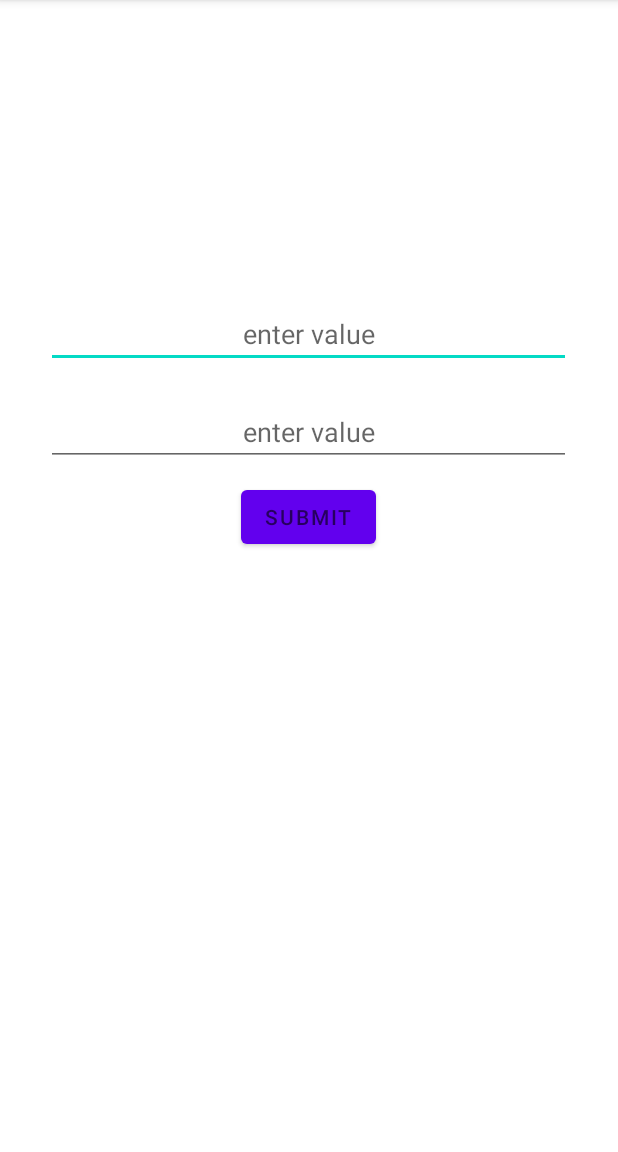
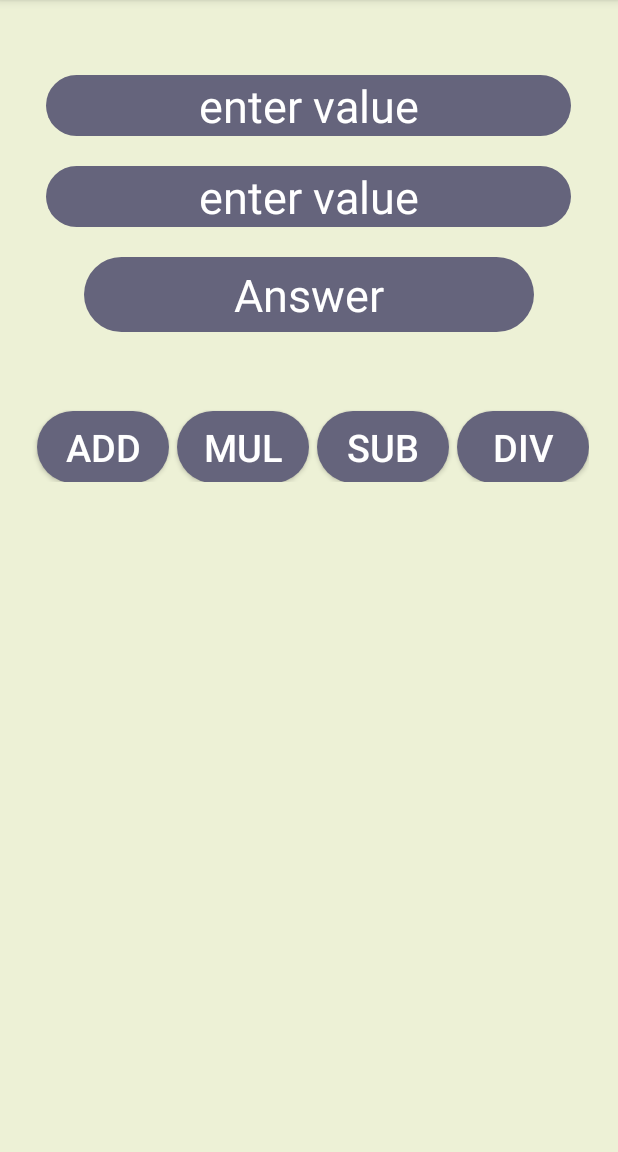
Before and after one commit to parthjc/Android, an Android app: the activity_AdditionApp screen opened directly, with no data from a screen before it, on a phone screen of 412 x 824 dp, the part 84-1236 px from its top. Run offline under Robolectric (Android 15) with nearby library versions, the phone set to English and light mode, and no system bars.

Commit message:
Add files via upload

```diff
--- a/MyApplication/app/src/main/java/com/example/myapplication/activity_AdditionApp.java
+++ b/MyApplication/app/src/main/java/com/example/myapplication/activity_AdditionApp.java
@@ -6,12 +6,16 @@ import android.os.Bundle;
 import android.view.View;
 import android.widget.Button;
 import android.widget.EditText;
+import android.widget.TextView;
 import android.widget.Toast;
 
 public class activity_AdditionApp extends AppCompatActivity {
 
-    EditText value1,value2;
-    Button button;
+    EditText value1, value2;
+    Button button, button_mul, button_sub, button_div;
+    TextView ans;
+
+
     @Override
     protected void onCreate(Bundle savedInstanceState) {
         super.onCreate(savedInstanceState);
@@ -19,17 +23,100 @@ public class activity_AdditionApp extends AppCompatActivity {
 
         value1 = findViewById(R.id.value1);
         value2 = findViewById(R.id.value2);
-       button = findViewById(R.id.button);
+        button = findViewById(R.id.button_add);
+        button_mul = findViewById(R.id.button_mul);
+        button_sub = findViewById(R.id.button_sub);
+        button_div = findViewById(R.id.button_div);
+        ans = findViewById(R.id.answer);
 
         button.setOnClickListener(new View.OnClickListener() {
             @Override
             public void onClick(View view) {
+
+                if (value1.getText().toString().length() > 0 && value2.getText().toString().length() > 0) {
                     int n1 = Integer.parseInt(value1.getText().toString());
                     int n2 = Integer.parseInt(value2.getText().toString());
                     int sum = n1 + n2;
-               Toast.makeText(activity_AdditionApp.this, "Answer:-> " +sum, Toast.LENGTH_LONG).show();
+                    ans.setText("Answer " + sum);
+                    Toast.makeText(activity_AdditionApp.this, "Answer:-> " + sum, Toast.LENGTH_LONG).show();
+                } else {
+
+                    Toast.makeText(activity_AdditionApp.this, "INVALID VALUE!!! ", Toast.LENGTH_LONG).show();
+
                 }
+
+
+            }
+
         });
 
+
+        button_mul.setOnClickListener(new View.OnClickListener() {
+            @Override
+            public void onClick(View view) {
+
+                if (value1.getText().toString().length() > 0 && value2.getText().toString().length() > 0) {
+                    int n1 = Integer.parseInt(value1.getText().toString());
+                    int n2 = Integer.parseInt(value2.getText().toString());
+                    int mul = n1 * n2;
+                    ans.setText("Answer " + mul);
+                    Toast.makeText(activity_AdditionApp.this, "Answer:-> " + mul, Toast.LENGTH_LONG).show();
+                } else {
+
+                    Toast.makeText(activity_AdditionApp.this, "INVALID VALUE!!! ", Toast.LENGTH_LONG).show();
+
                 }
+
+
             }
+
+        });
+
+
+        button_sub.setOnClickListener(new View.OnClickListener() {
+            @Override
+            public void onClick(View view) {
+
+                if (value1.getText().toString().length() > 0 && value2.getText().toString().length() > 0) {
+                    int n1 = Integer.parseInt(value1.getText().toString());
+                    int n2 = Integer.parseInt(value2.getText().toString());
+                    int sub = n1 - n2;
+                    ans.setText("Answer " + sub);
+                    Toast.makeText(activity_AdditionApp.this, "Answer:-> " + sub, Toast.LENGTH_LONG).show();
+                } else {
+
+                    Toast.makeText(activity_AdditionApp.this, "INVALID VALUE!!! ", Toast.LENGTH_LONG).show();
+
+                }
+
+
+            }
+
+        });
+
+
+        button_div.setOnClickListener(new View.OnClickListener() {
+            @Override
+            public void onClick(View view) {
+
+                if (value1.getText().toString().length() > 0 && value2.getText().toString().length() > 0) {
+                    int n1 = Integer.parseInt(value1.getText().toString());
+                    int n2 = Integer.parseInt(value2.getText().toString());
+                    int div = n1 / n2;
+                    ans.setText("Answer " + div);
+                    Toast.makeText(activity_AdditionApp.this, "Answer:-> " + div, Toast.LENGTH_LONG).show();
+                } else {
+
+                    Toast.makeText(activity_AdditionApp.this, "INVALID VALUE!!! ", Toast.LENGTH_LONG).show();
+
+                }
+
+
+            }
+
+        });
+
+
+    }
+
+}
--- a/MyApplication/app/src/main/java/com/example/myapplication/activity_forward_arrow.java
+++ b/MyApplication/app/src/main/java/com/example/myapplication/activity_forward_arrow.java
@@ -45,5 +45,7 @@ public class activity_forward_arrow extends AppCompatActivity {
         Toast.makeText(this, "" + back, Toast.LENGTH_SHORT).show();
 
 
+
+
     }
 }
--- a/MyApplication/app/src/main/java/com/example/myapplication/activity_singup.java
+++ b/MyApplication/app/src/main/java/com/example/myapplication/activity_singup.java
@@ -3,7 +3,6 @@ package com.example.myapplication;
 import androidx.appcompat.app.AppCompatActivity;
 
 import android.os.Bundle;
-
 public class activity_singup extends AppCompatActivity {
 
     @Override
--- a/MyApplication/app/src/main/res/layout/activity_addition_app.xml
+++ b/MyApplication/app/src/main/res/layout/activity_addition_app.xml
@@ -6,6 +6,8 @@
     android:layout_width="match_parent"
     android:layout_height="match_parent"
     android:orientation="vertical"
+    android:background="#EDF1D6"
+    android:layout_gravity="center"
     tools:context=".activity_AdditionApp">
 
     <EditText
@@ -13,26 +15,100 @@
         android:layout_width="350dp"
         android:layout_height="wrap_content"
         android:hint="enter value"
+        android:textColorHint="@color/white"
         android:gravity="center"
         android:layout_gravity="center"
-        android:layout_marginTop="200dp"/>
+        android:textSize="30sp"
+        android:layout_marginTop="50dp"
+        android:background="@drawable/button_calc"
+        />
 
     <EditText
         android:id="@+id/value2"
         android:layout_width="350dp"
         android:layout_height="wrap_content"
         android:hint="enter value"
+        android:textColorHint="@color/white"
         android:gravity="center"
         android:layout_gravity="center"
-        android:layout_marginTop="20dp"/>
+        android:textSize="30sp"
+        android:layout_marginTop="20dp"
+        android:background="@drawable/button_calc"
+        />
 
-      <Button
-          android:id="@+id/button"
-          android:layout_width="wrap_content"
-          android:layout_height="wrap_content"
-          android:layout_gravity="center"
-          android:gravity="center"
-          android:hint="SUBMIT"
-          android:layout_marginTop="10dp"/>
+    <TextView
+        android:id="@+id/answer"
+        android:layout_width="300dp"
+        android:layout_height="50dp"
+        android:hint="Answer"
+        android:textColorHint="@color/white"
+        android:textSize="30sp"
+        android:gravity="center"
+        android:layout_gravity="center"
+        android:layout_marginTop="20dp"
+        android:background="@drawable/button_calc"
+        />
+
+    <LinearLayout
+        android:layout_width="wrap_content"
+        android:layout_height="wrap_content"
+        android:orientation="horizontal"
+        android:layout_gravity="center_horizontal"
+        android:layout_marginTop="50dp">
+
+        <androidx.appcompat.widget.AppCompatButton
+            android:id="@+id/button_add"
+            android:layout_width="wrap_content"
+            android:layout_height="match_parent"
+            android:layout_gravity="center"
+            android:gravity="center"
+            android:hint="ADD"
+            android:textColorHint="@color/white"
+            android:textSize="25sp"
+            android:background="@drawable/button_calc"
+            android:layout_marginTop="2dp"
+            android:layout_marginLeft="5dp"/>
+
+        <androidx.appcompat.widget.AppCompatButton
+            android:id="@+id/button_mul"
+            android:layout_width="wrap_content"
+            android:layout_height="match_parent"
+            android:layout_gravity="center"
+            android:gravity="center"
+            android:hint="MUL"
+            android:textColorHint="@color/white"
+            android:textSize="25sp"
+            android:background="@drawable/button_calc"
+            android:layout_marginTop="2dp"
+            android:layout_marginLeft="5dp"/>
+        <androidx.appcompat.widget.AppCompatButton
+            android:id="@+id/button_sub"
+            android:layout_width="wrap_content"
+            android:layout_height="match_parent"
+            android:layout_gravity="center"
+            android:gravity="center"
+            android:hint="SUB"
+            android:textColorHint="@color/white"
+            android:textSize="25sp"
+            android:background="@drawable/button_calc"
+            android:layout_marginTop="2dp"
+            android:layout_marginLeft="5dp"/>
+        <androidx.appcompat.widget.AppCompatButton
+            android:id="@+id/button_div"
+            android:layout_width="wrap_content"
+            android:layout_height="match_parent"
+            android:layout_gravity="center"
+            android:gravity="center"
+            android:hint="DIV"
+            android:textColorHint="@color/white"
+            android:textSize="25sp"
+            android:background="@drawable/button_calc"
+            android:layout_marginTop="2dp"
+            android:layout_marginLeft="5dp"/>
+
+
+
+    </LinearLayout>
+
 
 </LinearLayout>
--- /dev/null
+++ b/MyApplication/app/src/main/res/values-land/dimens.xml
@@ -0,0 +1,3 @@
+<resources>
+      <dimen name="fab_margin">48dp</dimen>
+   </resources>
--- /dev/null
+++ b/MyApplication/app/src/main/res/values-w1240dp/dimens.xml
@@ -0,0 +1,3 @@
+<resources>
+      <dimen name="fab_margin">200dp</dimen>
+   </resources>
--- /dev/null
+++ b/MyApplication/app/src/main/res/values-w600dp/dimens.xml
@@ -0,0 +1,3 @@
+<resources>
+      <dimen name="fab_margin">48dp</dimen>
+   </resources>
--- /dev/null
+++ b/MyApplication/app/src/main/res/values/dimens.xml
@@ -0,0 +1,3 @@
+<resources>
+      <dimen name="fab_margin">16dp</dimen>
+   </resources>
```
Also changed, not shown: MyApplication/app/src/main/java/com/example/myapplication/activity_intent.java (added, +144 -0 lines), MyApplication/app/src/main/res/layout/activity_alldatatype.xml (+0 -7 lines), MyApplication/app/src/main/res/layout/activity_intent.xml (added, +129 -0 lines), MyApplication/app/src/main/res/navigation/nav_graph.xml (added, +28 -0 lines), MyApplication/app/src/main/res/values/strings.xml (+9 -0 lines), MyApplication/app/src/main/res/values/themes.xml (+7 -0 lines). Lines whose indentation alone changed are shown as unchanged.
